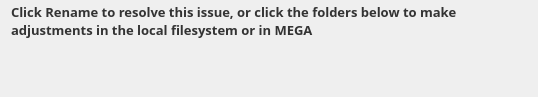
This is src/MEGASync/stalled_issues/gui/stalled_issues_cases/ui/LocalAndRemoteNameConflicts.ui in meganz/MEGAsync as Qt 5 draws it before an edit. The edited form follows.
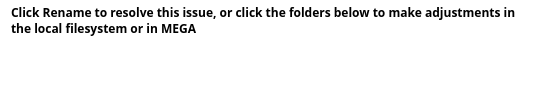
This is the edited form. Custom widgets are drawn as their Qt base class.

Patch:
```diff
--- a/src/MEGASync/stalled_issues/gui/stalled_issues_cases/ui/LocalAndRemoteNameConflicts.ui
+++ b/src/MEGASync/stalled_issues/gui/stalled_issues_cases/ui/LocalAndRemoteNameConflicts.ui
@@ -14,12 +14,9 @@
    <string/>
   </property>
   <property name="styleSheet">
-   <string notr="true">#selectLabel
+   <string notr="true">#LocalAndRemoteNameConflicts
 {
-    font-family: Lato Bold;
-    font-size: 13px;
-    line-height: 16px;
-    color: #333333;
+   background-color: transparent;
 }</string>
   </property>
   <layout class="QVBoxLayout" name="verticalLayout">
@@ -40,7 +37,6 @@
      <property name="font">
       <font>
        <family>Lato 13</family>
-       <pointsize>-1</pointsize>
        <bold>true</bold>
       </font>
      </property>
```
Left out of the diff: 3 changed lines with no effect on the pictures.
